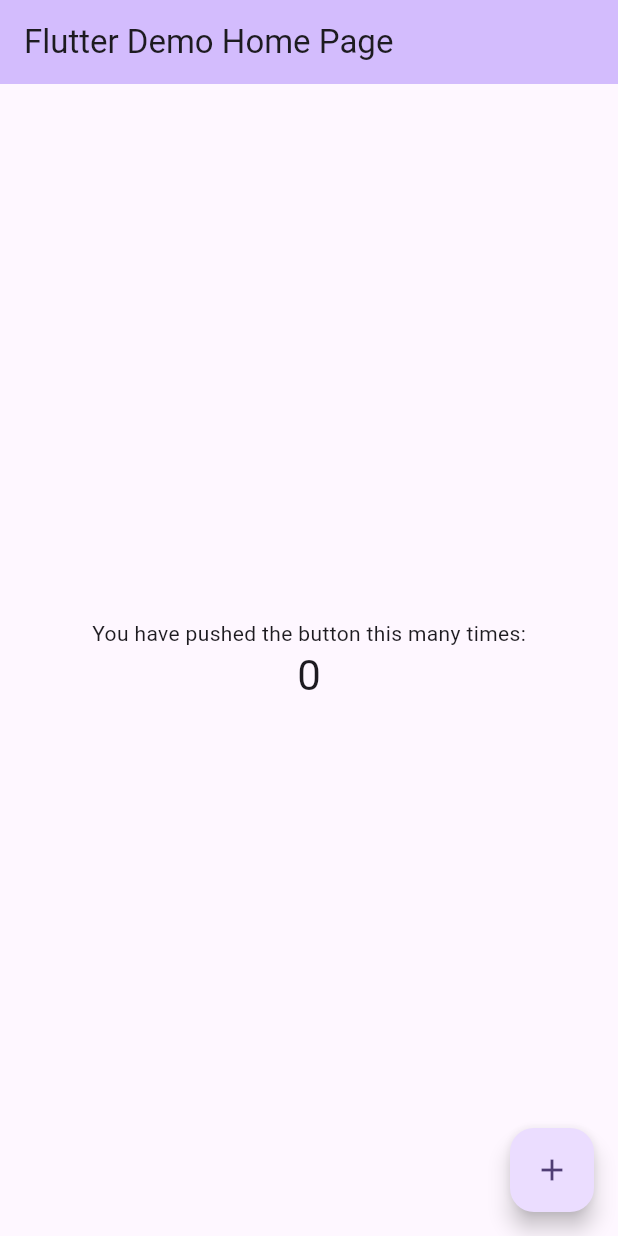
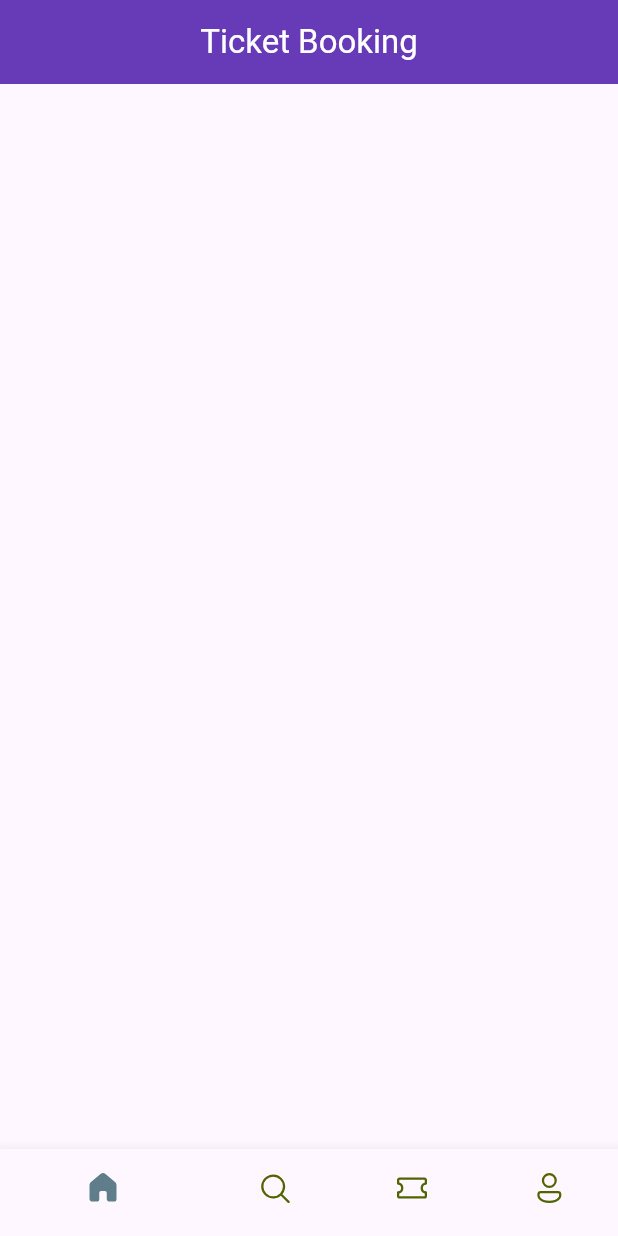
Before and after one commit to Yoseph1994/ticket_app, a Flutter app: the screen it shows after launch, on a phone screen of 412 x 824 dp. Run offline on Flutter 3.47's test engine with Material 3 defaults, Android fonts, the phone set to English and light mode, and no system bars; our stand-ins replace fluentui_icons.

Commit message:
bottom_navbar and app_bar

```diff
--- /dev/null
+++ b/lib/base/bottom_nav_bar.dart
@@ -0,0 +1,63 @@
+import 'package:fluentui_icons/fluentui_icons.dart';
+import 'package:flutter/material.dart';
+import 'package:ticket_app/screens/home_screen.dart';
+
+class BottomNavBar extends StatefulWidget {
+  const BottomNavBar({super.key});
+
+  @override
+  State<BottomNavBar> createState() => _BottomNavBarState();
+}
+
+class _BottomNavBarState extends State<BottomNavBar> {
+  final appScreen = [
+    const HomeScreen(),
+    Center(child: Text('Search')),
+    Center(child: Text('Tickets')),
+    Center(child: Text('Profile')),
+  ];
+  var selectedIndex = 0;
+  void _onTappedIndex(int index) {
+    setState(() {
+      selectedIndex = index;
+    });
+  }
+
+  @override
+  Widget build(BuildContext context) {
+    return Scaffold(
+      appBar: AppBar(
+        backgroundColor: Colors.deepPurple,
+        title: Center(
+            child:
+                Text("Ticket Booking", style: TextStyle(color: Colors.white))),
+      ),
+      body: appScreen[selectedIndex],
+      bottomNavigationBar: BottomNavigationBar(
+        selectedItemColor: Colors.blueGrey,
+        unselectedItemColor: Color(0xFF526400),
+        showSelectedLabels: false,
+        currentIndex: selectedIndex,
+        onTap: _onTappedIndex,
+        items: [
+          BottomNavigationBarItem(
+              icon: Icon(FluentSystemIcons.ic_fluent_home_regular),
+              activeIcon: Icon(FluentSystemIcons.ic_fluent_home_filled),
+              label: 'Home'),
+          BottomNavigationBarItem(
+              icon: Icon(FluentSystemIcons.ic_fluent_search_regular),
+              activeIcon: Icon(FluentSystemIcons.ic_fluent_search_filled),
+              label: 'Search'),
+          BottomNavigationBarItem(
+              icon: Icon(FluentSystemIcons.ic_fluent_ticket_regular),
+              activeIcon: Icon(FluentSystemIcons.ic_fluent_ticket_filled),
+              label: 'Tickets'),
+          BottomNavigationBarItem(
+              icon: Icon(FluentSystemIcons.ic_fluent_person_regular),
+              activeIcon: Icon(FluentSystemIcons.ic_fluent_person_filled),
+              label: 'Profile'),
+        ],
+      ),
+    );
+  }
+}
--- a/lib/main.dart
+++ b/lib/main.dart
@@ -1,4 +1,5 @@
 import 'package:flutter/material.dart';
+import 'package:ticket_app/base/bottom_nav_bar.dart';
 
 void main() {
   runApp(const MyApp());
@@ -10,60 +11,13 @@ class MyApp extends StatelessWidget {
   @override
   Widget build(BuildContext context) {
     return MaterialApp(
-      title: 'Flutter Demo',
+      debugShowCheckedModeBanner: false,
+      title: 'Ticket Booking',
       theme: ThemeData(
         colorScheme: ColorScheme.fromSeed(seedColor: Colors.deepPurple),
         useMaterial3: true,
       ),
-      home: const MyHomePage(title: 'Flutter Demo Home Page'),
+      home: const BottomNavBar(),
     );
   }
 }
-
-class MyHomePage extends StatefulWidget {
-  const MyHomePage({super.key, required this.title});
-
-  final String title;
-
-  @override
-  State<MyHomePage> createState() => _MyHomePageState();
-}
-
-class _MyHomePageState extends State<MyHomePage> {
-  int _counter = 0;
-
-  void _incrementCounter() {
-    setState(() {
-      _counter++;
-    });
-  }
-
-  @override
-  Widget build(BuildContext context) {
-    return Scaffold(
-      appBar: AppBar(
-        backgroundColor: Theme.of(context).colorScheme.inversePrimary,
-        title: Text(widget.title),
-      ),
-      body: Center(
-        child: Column(
-          mainAxisAlignment: MainAxisAlignment.center,
-          children: <Widget>[
-            const Text(
-              'You have pushed the button this many times:',
-            ),
-            Text(
-              '$_counter',
-              style: Theme.of(context).textTheme.headlineMedium,
-            ),
-          ],
-        ),
-      ),
-      floatingActionButton: FloatingActionButton(
-        onPressed: _incrementCounter,
-        tooltip: 'Increment',
-        child: const Icon(Icons.add),
-      ),
-    );
-  }
-}
--- /dev/null
+++ b/lib/screens/home_screen.dart
@@ -0,0 +1,10 @@
+import 'package:flutter/material.dart';
+
+class HomeScreen extends StatelessWidget {
+  const HomeScreen({super.key});
+
+  @override
+  Widget build(BuildContext context) {
+    return Container();
+  }
+}
--- a/pubspec.yaml
+++ b/pubspec.yaml
@@ -2,7 +2,7 @@ name: ticket_app
 description: "A new Flutter project."
 # The following line prevents the package from being accidentally published to
 # pub.dev using `flutter pub publish`. This is preferred for private packages.
-publish_to: 'none' # Remove this line if you wish to publish to pub.dev
+publish_to: "none" # Remove this line if you wish to publish to pub.dev
 
 # The following defines the version and build number for your application.
 # A version number is three numbers separated by dots, like 1.2.43
@@ -34,6 +34,7 @@ dependencies:
   # The following adds the Cupertino Icons font to your application.
   # Use with the CupertinoIcons class for iOS style icons.
   cupertino_icons: ^1.0.8
+  fluentui_icons: ^1.0.0
 
 dev_dependencies:
   flutter_test:
@@ -51,7 +52,6 @@ dev_dependencies:
 
 # The following section is specific to Flutter packages.
 flutter:
-
   # The following line ensures that the Material Icons font is
   # included with your application, so that you can use the icons in
   # the material Icons class.
```
Also changed, not shown: pubspec.lock.
